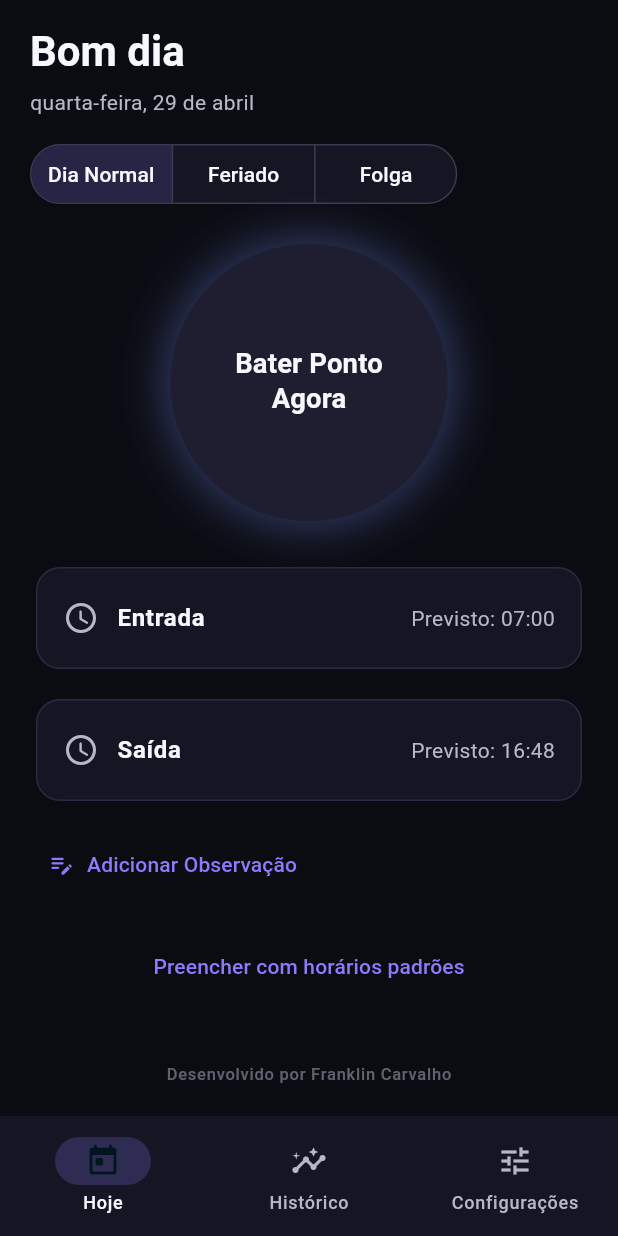
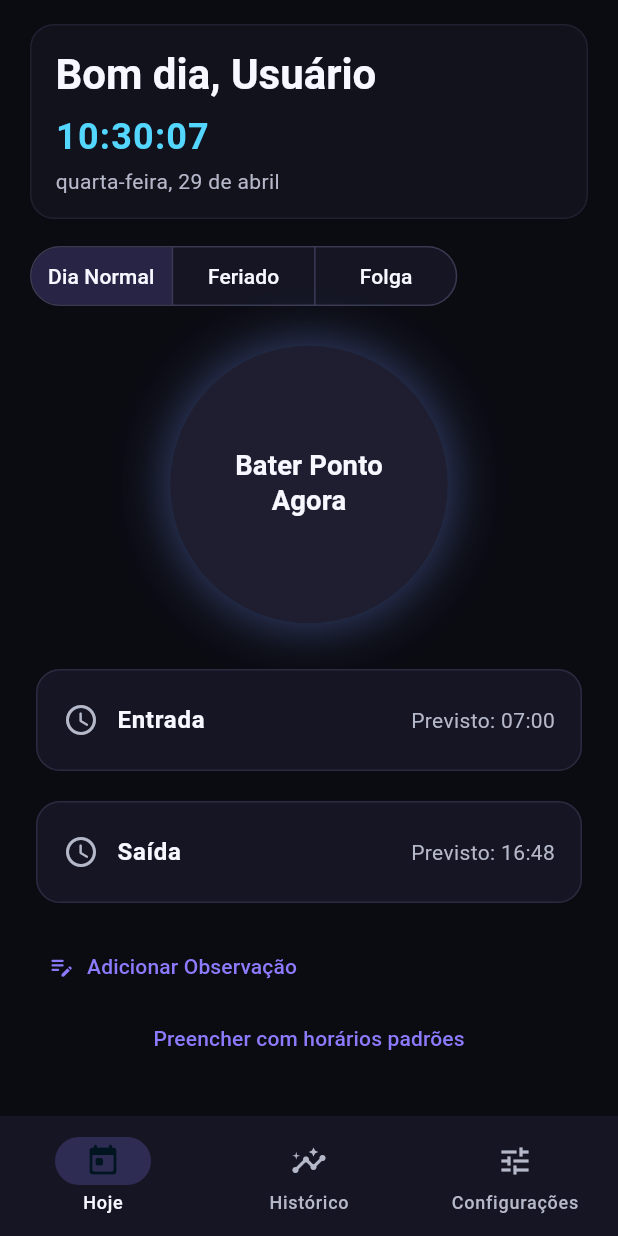
Before and after one commit to nilknarfsam/auratime, a Flutter app: the screen it shows after launch, on a phone screen of 412 x 824 dp. Run offline on Flutter 3.47's test engine with Material 3 defaults, Android fonts, the phone set to English and light mode, and no system bars; our stand-ins replace isar, pdf, printing, shared_preferences; missing offline and left inert: home_widget; accounts and stored records are empty; generated files the repository leaves out were written again.

Commit message:
feat: add dashboard clock and personalized user greeting

```diff
--- a/lib/screens/dashboard_screen.dart
+++ b/lib/screens/dashboard_screen.dart
@@ -3,6 +3,7 @@ import 'dart:async';
 import 'package:auratime/core/ui/snackbar_helper.dart';
 import 'package:flutter/material.dart';
 import 'package:auratime/models/time_record.dart';
+import 'package:auratime/screens/widgets/dashboard_header.dart';
 import 'package:auratime/screens/widgets/punch_button.dart';
 import 'package:auratime/screens/widgets/time_record_card.dart';
 import 'package:auratime/services/app_settings_service.dart';
@@ -27,11 +28,6 @@ class DashboardScreen extends StatefulWidget {
 class _DashboardScreenState extends State<DashboardScreen>
     with SingleTickerProviderStateMixin {
   final TimeRecordService _timeRecordService = TimeRecordService();
-  final DateFormat _longDateFormatter = DateFormat(
-    "EEEE, d 'de' MMMM",
-    'pt_BR',
-  );
-  final DateFormat _timeFormatter = DateFormat('HH:mm');
   TimeRecord _todayRecord = TimeRecord();
   late final AnimationController _pulseController;
   late final Animation<double> _pulseAnimation;
@@ -54,7 +50,7 @@ class _DashboardScreenState extends State<DashboardScreen>
                   child: Column(
                     crossAxisAlignment: CrossAxisAlignment.start,
                     children: [
-                      _buildHeader(theme),
+                      const DashboardHeader(),
                       const SizedBox(height: 14),
                       _buildDayTypeSelector(theme),
                       const SizedBox(height: 24),
@@ -80,7 +76,7 @@ class _DashboardScreenState extends State<DashboardScreen>
                             settings.defaultEntryHour,
                             settings.defaultEntryMinute,
                           ),
-                          timeFormatter: _timeFormatter,
+                          timeFormatter: _hourFormatter,
                           onTap: _isLoading
                               ? null
                               : () => _editRecordTime(
@@ -96,7 +92,7 @@ class _DashboardScreenState extends State<DashboardScreen>
                             settings.defaultExitHour,
                             settings.defaultExitMinute,
                           ),
-                          timeFormatter: _timeFormatter,
+                          timeFormatter: _hourFormatter,
                           onTap: _isLoading
                               ? null
                               : () => _editRecordTime(
@@ -170,24 +166,6 @@ class _DashboardScreenState extends State<DashboardScreen>
     super.dispose();
   }
 
-  Widget _buildHeader(ThemeData theme) {
-    final now = DateTime.now();
-    return Column(
-      crossAxisAlignment: CrossAxisAlignment.start,
-      children: [
-        Text(
-          _greeting(now),
-          style: theme.textTheme.headlineMedium,
-        ),
-        const SizedBox(height: 6),
-        Text(
-          _longDateFormatter.format(now),
-          style: theme.textTheme.bodyMedium,
-        ),
-      ],
-    );
-  }
-
   Widget _buildPredictionBanner(ThemeData theme, AppSettings settings) {
     final predictedExit = _todayRecord.predictedExitTime;
     if (predictedExit == null) {
@@ -216,7 +194,7 @@ class _DashboardScreenState extends State<DashboardScreen>
               crossAxisAlignment: CrossAxisAlignment.start,
               children: [
                 Text(
-                  'Saída prevista para: ${_timeFormatter.format(predictedExit)}',
+                  'Saída prevista para: ${_hourFormatter.format(predictedExit)}',
                   style: theme.textTheme.bodyLarge?.copyWith(
                     fontWeight: FontWeight.w700,
                     color: theme.colorScheme.onSurface,
@@ -605,18 +583,8 @@ class _DashboardScreenState extends State<DashboardScreen>
     }
   }
 
-  String _greeting(DateTime date) {
-    if (date.hour < 12) {
-      return 'Bom dia';
-    }
-    if (date.hour < 18) {
-      return 'Boa tarde';
-    }
-    return 'Boa noite';
-  }
-
   String _formatExpectedTime(int hour, int minute) {
-    return _timeFormatter.format(DateTime(2000, 1, 1, hour, minute));
+    return _hourFormatter.format(DateTime(2000, 1, 1, hour, minute));
   }
 
   String _formatDuration(Duration duration) {
@@ -637,4 +605,6 @@ class _DashboardScreenState extends State<DashboardScreen>
 
   bool get _isDayFinalized =>
       _todayRecord.entryTime != null && _todayRecord.exitTime != null;
+
+  DateFormat get _hourFormatter => DateFormat('HH:mm');
 }
--- a/lib/screens/settings_screen.dart
+++ b/lib/screens/settings_screen.dart
@@ -221,10 +221,6 @@ class _SettingsScreenState extends State<SettingsScreen> {
 
   Future<void> _save() async {
     final userName = _userNameController.text.trim();
-    if (userName.isEmpty) {
-      SnackBarHelper.showWarning(context, 'Informe o nome do usuário.');
-      return;
-    }
 
     setState(() {
       _isSaving = true;
--- /dev/null
+++ b/lib/screens/widgets/dashboard_header.dart
@@ -0,0 +1,92 @@
+import 'dart:async';
+
+import 'package:auratime/services/app_settings_service.dart';
+import 'package:flutter/material.dart';
+import 'package:intl/intl.dart';
+
+class DashboardHeader extends StatefulWidget {
+  const DashboardHeader({super.key});
+
+  @override
+  State<DashboardHeader> createState() => _DashboardHeaderState();
+}
+
+class _DashboardHeaderState extends State<DashboardHeader> {
+  final DateFormat _longDateFormatter = DateFormat("EEEE, d 'de' MMMM", 'pt_BR');
+  final DateFormat _clockFormatter = DateFormat('HH:mm:ss');
+  late final Timer _clockTimer;
+  late DateTime _now;
+
+  @override
+  void initState() {
+    super.initState();
+    _now = DateTime.now();
+    _clockTimer = Timer.periodic(const Duration(seconds: 1), (_) {
+      if (!mounted) {
+        return;
+      }
+      setState(() {
+        _now = DateTime.now();
+      });
+    });
+  }
+
+  @override
+  void dispose() {
+    _clockTimer.cancel();
+    super.dispose();
+  }
+
+  @override
+  Widget build(BuildContext context) {
+    final theme = Theme.of(context);
+    final settings = AppSettingsService.current;
+    final greeting = _greeting(_now, settings.userName);
+
+    return Container(
+      width: double.infinity,
+      padding: const EdgeInsets.fromLTRB(16, 14, 16, 14),
+      decoration: BoxDecoration(
+        color: theme.colorScheme.surface.withValues(alpha: 0.65),
+        borderRadius: BorderRadius.circular(16),
+        border: Border.all(
+          color: theme.colorScheme.outline.withValues(alpha: 0.35),
+        ),
+      ),
+      child: Column(
+        crossAxisAlignment: CrossAxisAlignment.start,
+        children: [
+          Text(greeting, style: theme.textTheme.headlineMedium),
+          const SizedBox(height: 8),
+          Text(
+            _clockFormatter.format(_now),
+            style: theme.textTheme.headlineSmall?.copyWith(
+              fontWeight: FontWeight.w700,
+              letterSpacing: 0.8,
+              color: theme.colorScheme.secondary,
+            ),
+          ),
+          const SizedBox(height: 4),
+          Text(
+            _longDateFormatter.format(_now),
+            style: theme.textTheme.bodyMedium,
+          ),
+        ],
+      ),
+    );
+  }
+
+  String _greeting(DateTime date, String userName) {
+    final normalizedName = userName.trim();
+    if (normalizedName.isEmpty) {
+      return 'Bem-vindo';
+    }
+    if (date.hour < 12) {
+      return 'Bom dia, $normalizedName';
+    }
+    if (date.hour < 18) {
+      return 'Boa tarde, $normalizedName';
+    }
+    return 'Boa noite, $normalizedName';
+  }
+}
```
